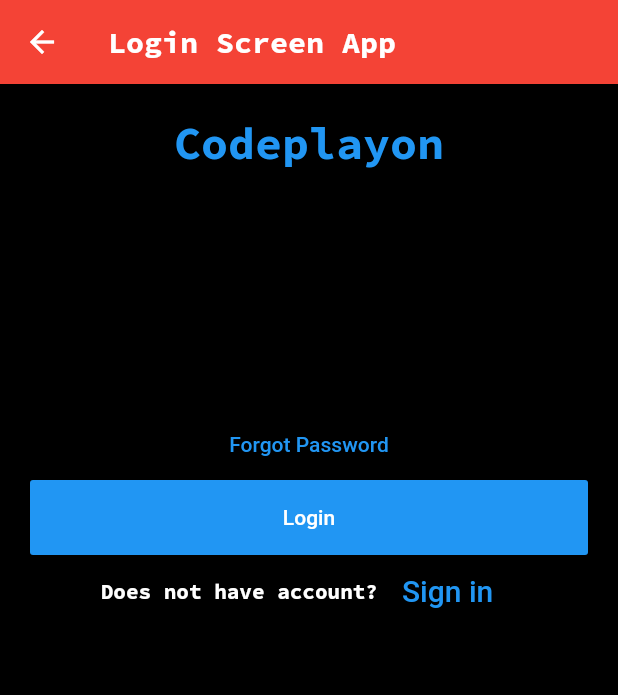
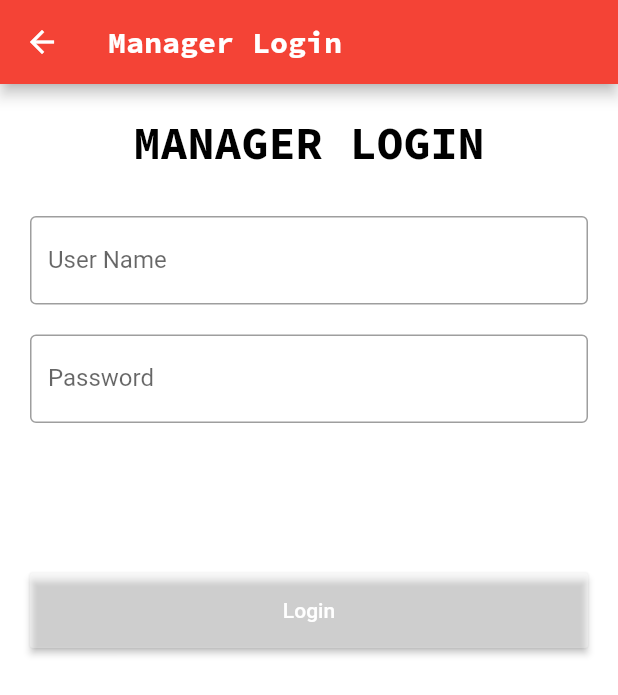
Before and after one commit to xziztt/HM_Flutter, a Flutter app: the LoginPage screen opened by its route, after a tap on "Login", on a phone screen of 412 x 824 dp. Shown: the top 695 px of the screen. Run offline on Flutter 3.47's test engine with Material 2 defaults, Android fonts, the phone set to English and light mode, and no system bars; our stand-ins replace toast; network calls fail.

Commit message:
minor changes

```diff
--- a/lib/data/dummy_data.dart
+++ b/lib/data/dummy_data.dart
@@ -90,6 +90,7 @@ const DUMMY_MEALS = const [
     isVegan: true,
     isVegetarian: true,
     isLactoseFree: true,
+    price: 20.0,
   ),
   Meal(
     id: 'm2',
@@ -118,6 +119,7 @@ const DUMMY_MEALS = const [
     isVegan: false,
     isVegetarian: false,
     isLactoseFree: false,
+    price: 20.0,
   ),
   Meal(
     id: 'm3',
@@ -150,6 +152,7 @@ const DUMMY_MEALS = const [
     isVegan: false,
     isVegetarian: false,
     isLactoseFree: true,
+    price: 20.0,
   ),
   Meal(
     id: 'm4',
@@ -185,6 +188,7 @@ const DUMMY_MEALS = const [
     isVegan: false,
     isVegetarian: false,
     isLactoseFree: false,
+    price: 20.0,
   ),
   Meal(
     id: 'm5',
@@ -221,6 +225,7 @@ const DUMMY_MEALS = const [
     isVegan: false,
     isVegetarian: true,
     isLactoseFree: true,
+    price: 20.0,
   ),
   Meal(
     id: 'm6',
@@ -257,6 +262,7 @@ const DUMMY_MEALS = const [
     isVegan: false,
     isVegetarian: true,
     isLactoseFree: false,
+    price: 20.0,
   ),
   Meal(
     id: 'm7',
@@ -288,6 +294,7 @@ const DUMMY_MEALS = const [
     isVegan: false,
     isVegetarian: true,
     isLactoseFree: false,
+    price: 20.0,
   ),
   Meal(
     id: 'm8',
@@ -321,6 +328,7 @@ const DUMMY_MEALS = const [
     isVegan: false,
     isVegetarian: false,
     isLactoseFree: true,
+    price: 20.0,
   ),
   Meal(
     id: 'm9',
@@ -370,6 +378,7 @@ const DUMMY_MEALS = const [
     isVegan: false,
     isVegetarian: true,
     isLactoseFree: false,
+    price: 20.0,
   ),
   Meal(
     id: 'm10',
@@ -404,5 +413,6 @@ const DUMMY_MEALS = const [
     isVegan: true,
     isVegetarian: true,
     isLactoseFree: true,
+    price: 20.0,
   ),
 ];
--- a/lib/managerStuff/loginHome.dart
+++ b/lib/managerStuff/managerLogin.dart
@@ -1,4 +1,8 @@
 import 'package:flutter/material.dart';
+import 'dart:convert';
+import 'package:mealsApp/managerStuff/display_employees.dart';
+import 'package:mealsApp/managerStuff/managerOptions.dart';
+import 'package:http/http.dart' as http;
 
 class LoginPage extends StatefulWidget {
   static final routeName = '/manager-login';
@@ -7,14 +11,26 @@ class LoginPage extends StatefulWidget {
 }
 
 class _State extends State<LoginPage> {
+  List data = [];
   TextEditingController nameController = TextEditingController();
   TextEditingController passwordController = TextEditingController();
+  void fetchData() async {
+    final response =
+        await http.get('http://192.168.29.232/php_flutter/fetch_managers.php');
+
+    if (response.statusCode == 200) {
+      setState(() {
+        data = json.decode(response.body);
+      });
+    }
+  }
 
   @override
   Widget build(BuildContext context) {
     return Scaffold(
+        backgroundColor: Colors.white,
         appBar: AppBar(
-          title: Text('Login Screen App'),
+          title: Text('Manager Login'),
         ),
         body: Padding(
             padding: EdgeInsets.all(10),
@@ -24,17 +40,21 @@ class _State extends State<LoginPage> {
                     alignment: Alignment.center,
                     padding: EdgeInsets.all(10),
                     child: Text(
-                      'Codeplayon',
+                      'MANAGER LOGIN',
                       style: TextStyle(
-                          color: Colors.blue,
+                          color: Colors.black,
                           fontWeight: FontWeight.w500,
                           fontSize: 30),
                     )),
+                SizedBox(
+                  height: 10,
+                ),
                 Container(
                   padding: EdgeInsets.all(10),
                   child: TextField(
                     controller: nameController,
                     decoration: InputDecoration(
+                      fillColor: Colors.white,
                       border: OutlineInputBorder(),
                       labelText: 'User Name',
                     ),
@@ -43,6 +63,7 @@ class _State extends State<LoginPage> {
                 Container(
                   padding: EdgeInsets.fromLTRB(10, 10, 10, 0),
                   child: TextField(
+                    cursorColor: Colors.white,
                     obscureText: true,
                     controller: passwordController,
                     decoration: InputDecoration(
@@ -51,40 +72,30 @@ class _State extends State<LoginPage> {
                     ),
                   ),
                 ),
-                FlatButton(
-                  onPressed: () {
-                    //forgot password screen
-                  },
-                  textColor: Colors.blue,
-                  child: Text('Forgot Password'),
+                SizedBox(
+                  height: 100,
                 ),
                 Container(
                     height: 50,
                     padding: EdgeInsets.fromLTRB(10, 0, 10, 0),
                     child: RaisedButton(
                       textColor: Colors.white,
-                      color: Colors.blue,
+                      color: Colors.white30,
                       child: Text('Login'),
                       onPressed: () {
-                        print(nameController.text);
-                        print(passwordController.text);
+                        fetchData();
+                        for (int i = 0; i < (data.length); i++) {
+                          if (data[i]['name'] == nameController.text &&
+                              data[i]["password"] == passwordController.text) {
+                            Navigator.of(context)
+                                .pushNamed(ManagerOptions.routeName);
+                          }
+                        }
                       },
                     )),
                 Container(
                     child: Row(
-                  children: <Widget>[
-                    Text('Does not have account?'),
-                    FlatButton(
-                      textColor: Colors.blue,
-                      child: Text(
-                        'Sign in',
-                        style: TextStyle(fontSize: 20),
-                      ),
-                      onPressed: () {
-                        //signup screen
-                      },
-                    )
-                  ],
+                  children: <Widget>[],
                   mainAxisAlignment: MainAxisAlignment.center,
                 ))
               ],
--- a/lib/models/meal.dart
+++ b/lib/models/meal.dart
@@ -20,6 +20,7 @@ class Meal {
   final bool isLactoseFree;
   final bool isVegan;
   final bool isVegetarian;
+  final double price;
   const Meal(
       {@required this.id,
       @required this.categories,
@@ -33,5 +34,6 @@ class Meal {
       @required this.isGlutenFree,
       @required this.isLactoseFree,
       @required this.isVegan,
-      @required this.isVegetarian});
+      @required this.isVegetarian,
+      @required this.price});
 }
--- a/lib/widgets/drawer.dart
+++ b/lib/widgets/drawer.dart
@@ -1,4 +1,5 @@
 import 'package:flutter/material.dart';
+import 'package:mealsApp/managerStuff/managerLogin.dart';
 
 Widget buildListTile(String title, IconData icon, Function tapFunction) {
   return ListTile(
@@ -41,7 +42,7 @@ class MainDrawer extends StatelessWidget {
             height: 50,
           ),
           buildListTile(
-            "Recipes",
+            "Items",
             Icons.restaurant,
             () {
               Navigator.of(context).pushNamed("/");
@@ -65,7 +66,7 @@ class MainDrawer extends StatelessWidget {
             "Manager Login",
             Icons.food_bank,
             () {
-              Navigator.of(context).pushNamed("/ordered-screen");
+              Navigator.of(context).pushNamed(LoginPage.routeName);
             },
           ),
         ],
--- a/lib/widgets/itemsScreen.dart
+++ b/lib/widgets/itemsScreen.dart
@@ -60,6 +60,7 @@ class _PerCategoryState extends State<PerCategory> {
               displayedMeals[index].duration,
               displayedMeals[index].affordability,
               displayedMeals[index].complexity,
+              displayedMeals[index].price,
               _removeItem);
         },
         itemCount: displayedMeals.length,
--- a/lib/widgets/mealItem.dart
+++ b/lib/widgets/mealItem.dart
@@ -9,9 +9,10 @@ class MealItem extends StatelessWidget {
   final int duration;
   final Affordability affordability;
   final Complexity complexity;
+  final double price;
   final Function removeItem;
   MealItem(this.id, this.title, this.imageUrl, this.duration,
-      this.affordability, this.complexity, this.removeItem);
+      this.affordability, this.complexity, this.price, this.removeItem);
 
   String get getComplexity {
     switch (complexity) {
@@ -100,6 +101,8 @@ class MealItem extends StatelessWidget {
                       '$duration minutes',
                       style: TextStyle(color: Colors.black),
                     ),
+                    Text(price.toString(),
+                        style: TextStyle(color: Colors.black)),
                   ]),
                   Row(
                     children: <Widget>[
```
Also changed, not shown: lib/main.dart (+12 -4 lines), lib/managerStuff/add_employees.dart (added, +113 -0 lines), lib/managerStuff/delete_employees.dart (added, +47 -0 lines), lib/managerStuff/display_employees.dart (added, +110 -0 lines), lib/managerStuff/managerOptions.dart (added, +41 -0 lines), lib/screens/orderConfirmed.dart (added, +16 -0 lines), lib/submissionScreens/submitCustomerInfo.dart (+19 -23 lines), lib/widgets/order_list_builder.dart (+28 -16 lines), lib/widgets/ordered_screen.dart (+59 -12 lines), lib/managerStuff/managerLoginCheck.dart (added), 1 other file.
